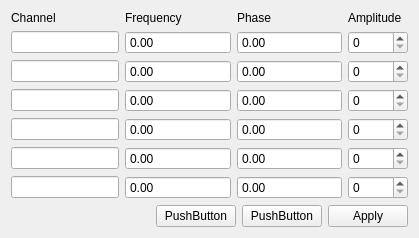
Old version of the form ui/DDS.ui in the repository MonroeQuantumNetworks/IonControl.
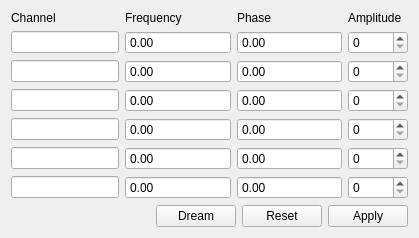
New version of the form. Custom widgets are drawn as their Qt base class.

```diff
--- a/ui/DDS.ui
+++ b/ui/DDS.ui
@@ -367,14 +367,14 @@
      <item>
       <widget class="QPushButton" name="pushButton_3">
        <property name="text">
-        <string>PushButton</string>
+        <string>Dream</string>
        </property>
       </widget>
      </item>
      <item>
       <widget class="QPushButton" name="pushButton_2">
        <property name="text">
-        <string>PushButton</string>
+        <string>Reset</string>
        </property>
       </widget>
      </item>
```
Left out of the diff: 2 changed lines with no effect on the pictures.
